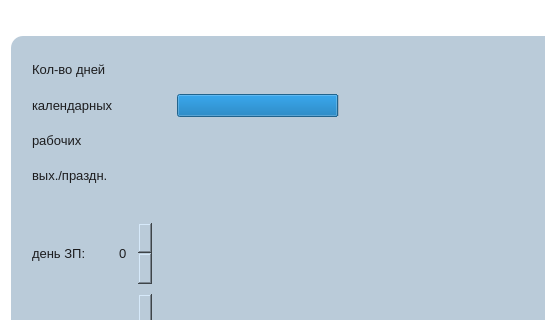
Old version of the form ui/cash.ui in the repository CatMolnia/CASH; both pictures show x 0 to 545 and y 0 to 320 of the 1217 by 686 pixel window.
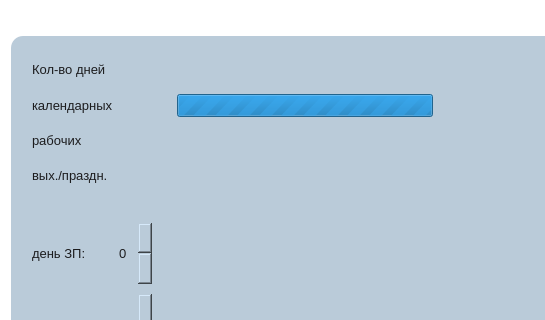
New version of the form.

Patch:
```diff
--- a/ui/cash.ui
+++ b/ui/cash.ui
@@ -1919,8 +1919,11 @@
                <property name="minimum">
                 <number>0</number>
                </property>
+               <property name="maximum">
+                <number>0</number>
+               </property>
                <property name="value">
-                <number>63</number>
+                <number>0</number>
                </property>
                <property name="format">
                 <string/>
```
